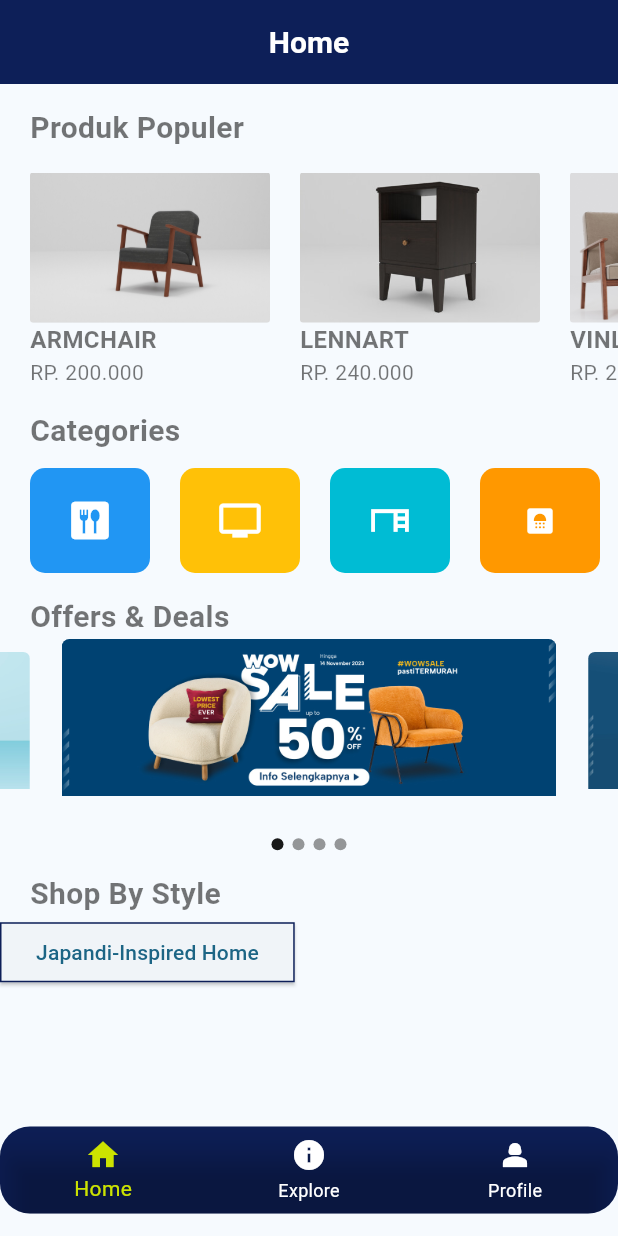
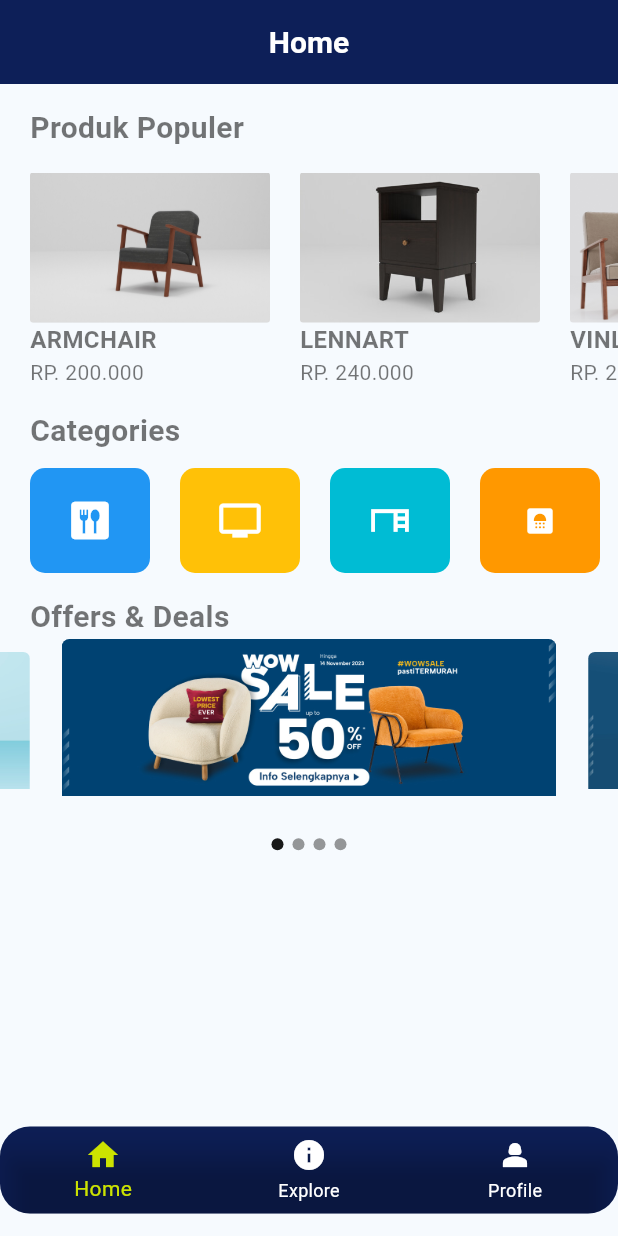
Before and after one commit to NurYahya24/UAS_mobile, a Flutter app: the MyHomePage screen opened directly, on a phone screen of 412 x 824 dp. Run offline on Flutter 3.47's test engine with Material 3 defaults, Android fonts, the phone set to English and light mode, and no system bars; drawn by our look-alikes of carousel_slider; our stand-ins replace babstrap_settings_screen, firebase_auth, firebase_core, introduction_screen; accounts and stored records are empty.

Commit message:
Perbaikan dikit

```diff
--- a/lib/screens/explore_page.dart
+++ b/lib/screens/explore_page.dart
@@ -21,7 +21,7 @@ class _ExplorePageState extends State<ExplorePage> {
         Padding(
             padding: EdgeInsets.only(left: 20, right: 16),
             child: Text(
-              'All Procuts',
+              'All Product',
               style: TextStyle(
                   color: Theme.of(context).brightness == Brightness.light
                       ? Colors.black
--- a/lib/screens/home_page.dart
+++ b/lib/screens/home_page.dart
@@ -49,7 +49,7 @@ class _MyHomePageState extends State<MyHomePage> {
         child: _pages.elementAt(_index),
       ),
       bottomNavigationBar: Container(
-        margin: const EdgeInsets.only(bottom: 15),
+        margin: const EdgeInsets.only(bottom: 15, top: 15),
         decoration: const BoxDecoration(
           color: Color.fromARGB(255, 13, 31, 88),
           borderRadius: BorderRadius.all(Radius.circular(20)),
@@ -430,33 +430,6 @@ class _HomePageState extends State<HomePage> {
               )
             ],
           ),
-          const Padding(
-            padding: EdgeInsets.only(left: 20, top: 15),
-            child: Align(
-              alignment: Alignment.centerLeft,
-              child: Text(
-                "Shop By Style",
-                style: TextStyle(
-                  fontSize: 20,
-                  fontWeight: FontWeight.bold,
-                ),
-              ),
-            ),
-          ),
-          SingleChildScrollView(
-            scrollDirection: Axis.horizontal,
-            child: ElevatedButton(
-                child: const Text('Japandi-Inspired Home'),
-                onPressed: () {
-                  Navigator.pushNamed(context, '/halaman3');
-                },
-                style: ButtonStyle(
-                    shape: MaterialStateProperty.all<RoundedRectangleBorder>(
-                        RoundedRectangleBorder(
-                            borderRadius: BorderRadius.circular(0),
-                            side: const BorderSide(
-                                color: Color.fromARGB(255, 13, 31, 88)))))),
-          )
         ]),
       ),
     );
```
